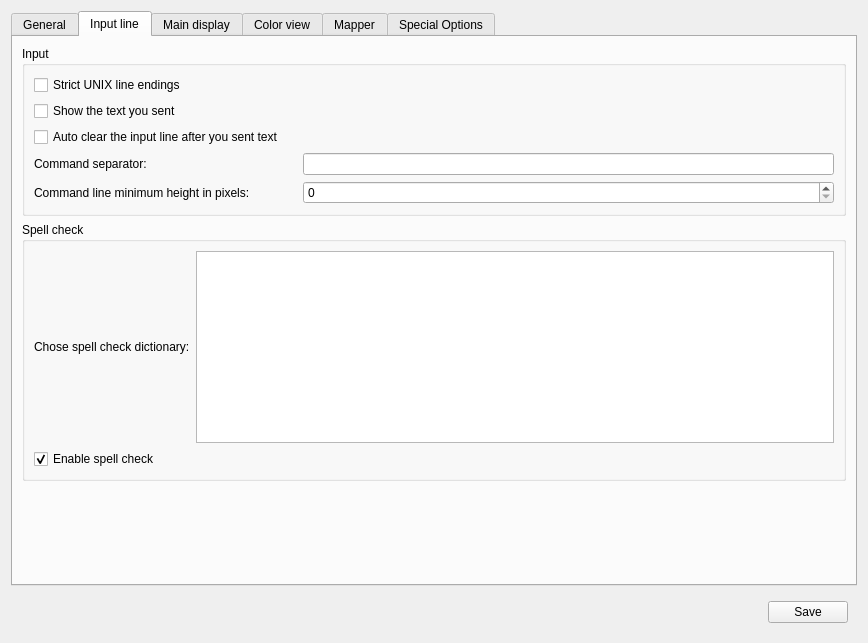
Above: src/ui/profile_preferences.ui from Chris7/Mudlet1 before the change. Below: the same form after it.
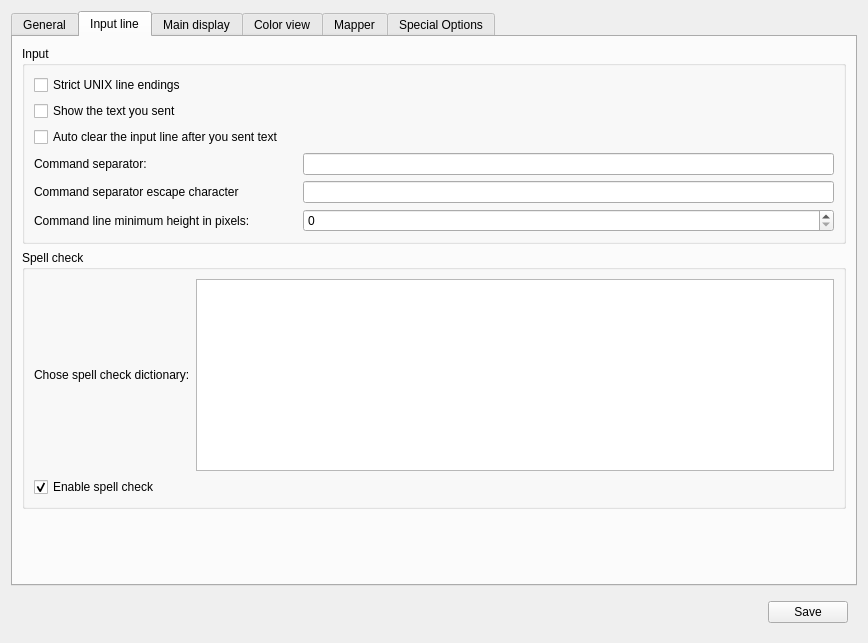
That is the form after the change. The open tabs and pages were chosen to show the change. Icons and pictures are not drawn.

Commit message: Added capability to escape the command separator character.

Diff of the .ui file:
```diff
--- a/src/ui/profile_preferences.ui
+++ b/src/ui/profile_preferences.ui
@@ -330,7 +330,7 @@
             </property>
            </widget>
           </item>
-          <item row="4" column="0">
+          <item row="5" column="0">
            <widget class="QLabel" name="label_38">
             <property name="toolTip">
              <string/>
@@ -343,13 +343,23 @@
             </property>
            </widget>
           </item>
-          <item row="4" column="1" colspan="2">
+          <item row="5" column="1" colspan="2">
            <widget class="QSpinBox" name="commandLineMinimumHeight">
             <property name="maximum">
              <number>300</number>
             </property>
            </widget>
           </item>
+          <item row="4" column="0">
+           <widget class="QLabel" name="label_14">
+            <property name="text">
+             <string>Command separator escape character</string>
+            </property>
+           </widget>
+          </item>
+          <item row="4" column="1" colspan="2">
+           <widget class="QLineEdit" name="command_separator_escape"/>
+          </item>
          </layout>
         </widget>
        </item>
```
Left out of the diff: 2 changed lines with no effect on the pictures. The commit also changes 5 other files.
